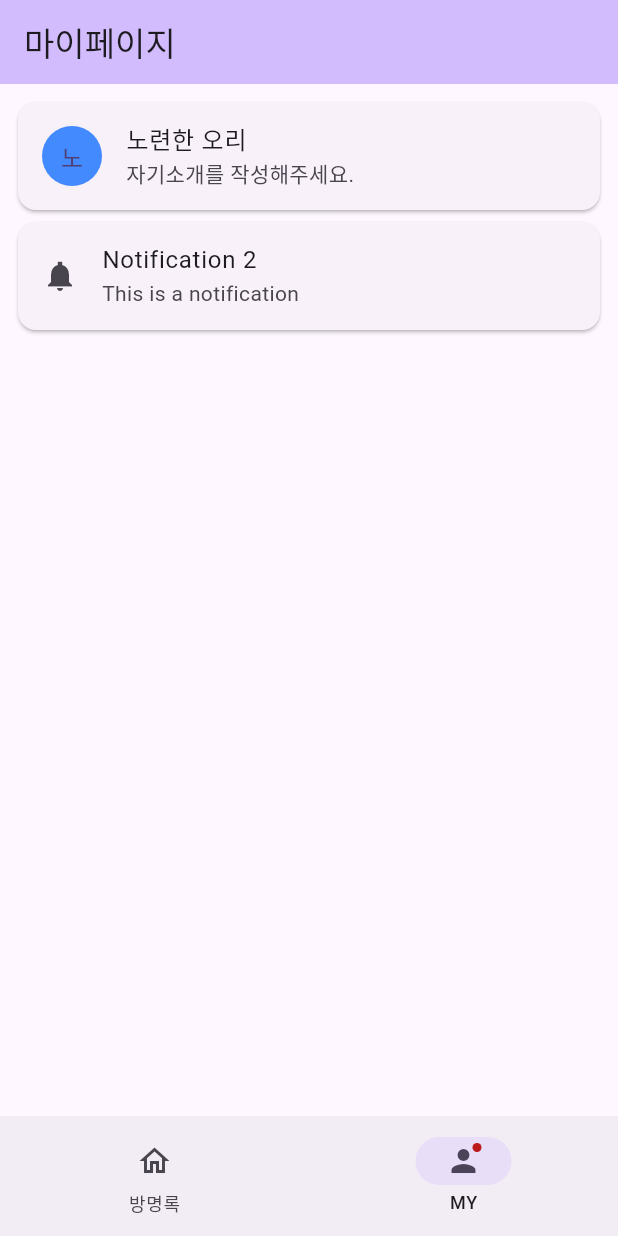
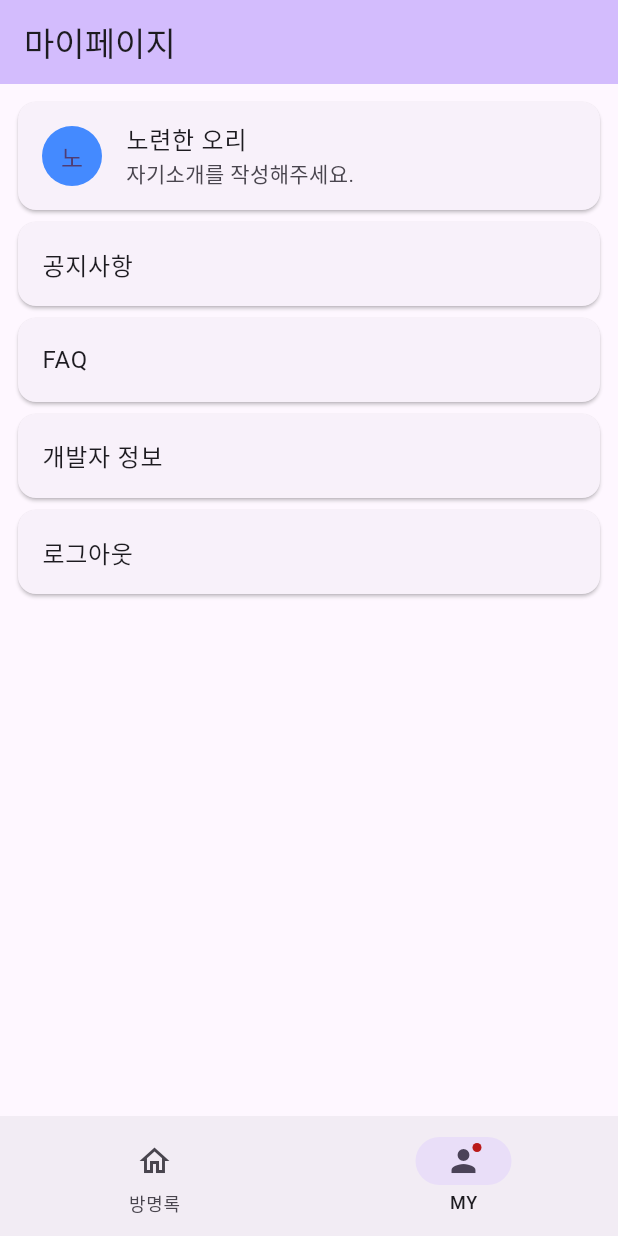
Before and after one commit to Eechul/my_guest_book_app, a Flutter app: the screen it shows after launch, item 2 of the bottom bar chosen, on a phone screen of 412 x 824 dp. Run offline on Flutter 3.47's test engine with Material 3 defaults, Android fonts, the light colour scheme and no system bars.

Commit message:
my페이지 항목 추가

```diff
--- a/lib/component/location_sheet.dart
+++ b/lib/component/location_sheet.dart
@@ -16,7 +16,6 @@ class _LocationSelectSheetState extends State<LocationSelectSheet> {
 
   @override
   Widget build(BuildContext context) {
-
     // 로케이션 시트에는 아래와 같은 등록폼이 필요하다
     // 1. 자기 지역 검색
     //   1-1. 내 위치로 검색만 허용한다. (현재 위치를 가져온다, 위치 허용을 꼭 해야할까? 권한을 허용하지 않으면 어떻게 되는가?)
--- a/lib/page/my/my.dart
+++ b/lib/page/my/my.dart
@@ -40,9 +40,22 @@ class _MyPageState extends State<MyPage> {
               ),
               Card(
                 child: ListTile(
-                  leading: Icon(Icons.notifications_sharp),
-                  title: Text('Notification 2'),
-                  subtitle: Text('This is a notification'),
+                  title: Text('공지사항'),
+                ),
+              ),
+              Card(
+                child: ListTile(
+                  title: Text('FAQ'),
+                ),
+              ),
+              Card(
+                child: ListTile(
+                  title: Text('개발자 정보'),
+                ),
+              ),
+              Card(
+                child: ListTile(
+                  title: Text('로그아웃'),
                 ),
               ),
             ],
```
Also changed, not shown: 3 other files.
